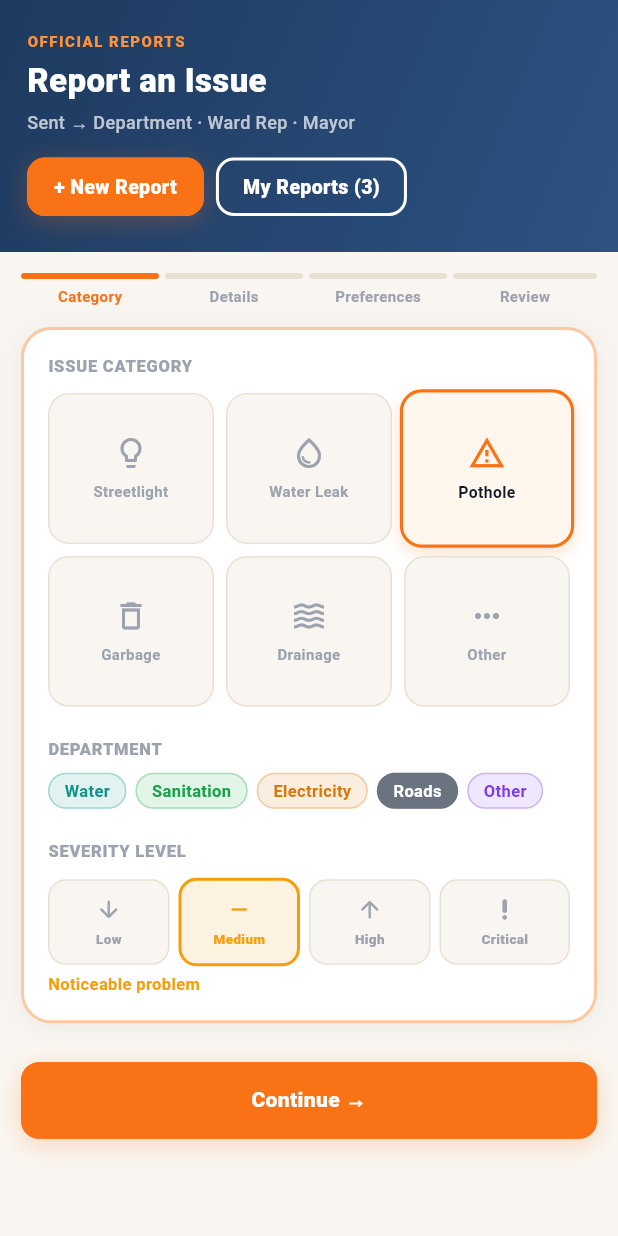
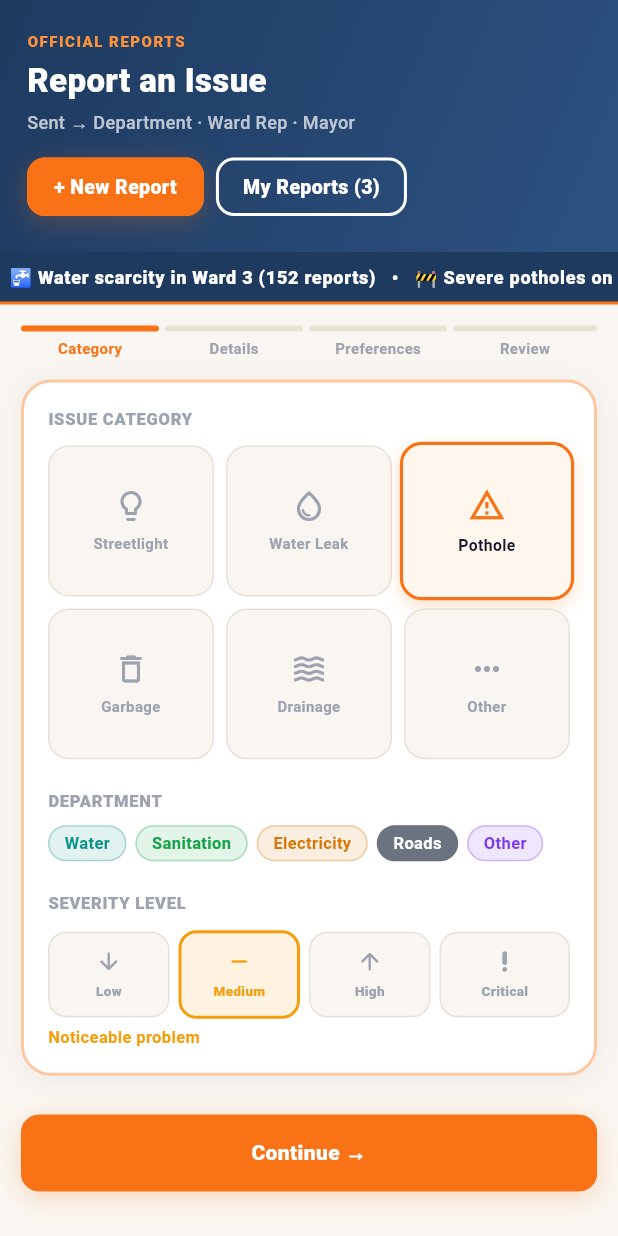
Before and after one commit to morereema168-hash/e_governance, a Flutter app: the ReportScreen widget shown alone on an empty page, opened directly with empty values, after a tap on "+ New Report", on a phone screen of 412 x 824 dp. Run offline on Flutter 3.47's test engine with Material 3 defaults, Android fonts, the phone set to English and light mode, and no system bars; Roboto replaces fonts that are missing (Nunito).

Commit message:
updates made in report screen

```diff
--- a/lib/screens/report_screen.dart
+++ b/lib/screens/report_screen.dart
@@ -19,6 +19,7 @@ import '../widgets/shared_widgets.dart';
 //   • Delete / withdraw a report (with undo snackbar)
 //   • Upvote similar issues
 //   • Summary analytics panel (wide layout)
+//   • LIVE NEWS TICKER for top trending issues
 // ─────────────────────────────────────────────────────────────────────────────
 
 class ReportScreen extends StatefulWidget {
@@ -32,9 +33,9 @@ class ReportScreen extends StatefulWidget {
 class _ReportScreenState extends State<ReportScreen> with TickerProviderStateMixin {
   // ── DATA ──────────────────────────────────────────────────────────────────
   final List<Report> myReports = [
-    Report(id: '1', dept: 'Water',     title: 'No water for 3 days',     desc: 'Ward 3 dry since Monday.',          status: 'Pending',     time: '1d ago',  ticket: '#8831', ward: 'Ward 3'),
-    Report(id: '2', dept: 'Roads',     title: 'Pothole near bus stop',   desc: 'Dangerous pothole on MG Road.',     status: 'In Progress', time: '2d ago',  ticket: '#8832', ward: 'Ward 3'),
-    Report(id: '3', dept: 'Sanitation',title: 'Open drain near school',  desc: 'Children at risk.',                  status: 'Resolved',    time: '3d ago',  ticket: '#8829', ward: 'Ward 3'),
+    Report(id: '1', dept: 'Water',     title: 'No water for 3 days',    desc: 'Ward 3 dry since Monday.',          status: 'Pending',     time: '1d ago',  ticket: '#8831', ward: 'Ward 3'),
+    Report(id: '2', dept: 'Roads',     title: 'Pothole near bus stop',  desc: 'Dangerous pothole on MG Road.',     status: 'In Progress', time: '2d ago',  ticket: '#8832', ward: 'Ward 3'),
+    Report(id: '3', dept: 'Sanitation',title: 'Open drain near school', desc: 'Children at risk.',                 status: 'Resolved',    time: '3d ago',  ticket: '#8829', ward: 'Ward 3'),
   ];
 
   // upvote counts keyed by report id
@@ -190,6 +191,9 @@ class _ReportScreenState extends State<ReportScreen> with TickerProviderStateMix
             ),
           ]),
         ),
+
+        // ── LIVE NEWS TICKER ──
+        const _TrendingTicker(),
 
         Padding(
           padding: EdgeInsets.all(isWide ? 24 : 14),
@@ -606,7 +610,7 @@ class _ReportScreenState extends State<ReportScreen> with TickerProviderStateMix
         final icon = t == 'Morning'   ? Icons.wb_sunny_outlined
                    : t == 'Afternoon' ? Icons.wb_cloudy_outlined
                    : t == 'Evening'   ? Icons.nights_stay_outlined
-                   :                   Icons.access_time;
+                   :                    Icons.access_time;
         return Expanded(child: Padding(
           padding: EdgeInsets.only(right: t != 'Anytime' ? 6 : 0),
           child: GestureDetector(
@@ -857,7 +861,7 @@ class _ReportScreenState extends State<ReportScreen> with TickerProviderStateMix
                         ),
                         child: const Row(mainAxisSize: MainAxisSize.min, children: [
                           Icon(Icons.close_rounded, size: 13, color: AppColors.grey),
-                          SizedBox(width: 4),
+                          const SizedBox(width: 4),
                           Text('Withdraw', style: TextStyle(fontSize: 11, fontFamily: 'Nunito', fontWeight: FontWeight.w700, color: AppColors.grey)),
                         ]),
                       ),
@@ -891,3 +895,78 @@ class _ReportScreenState extends State<ReportScreen> with TickerProviderStateMix
     }
   }
 }
+
+// ─────────────────────────────────────────────────────────────────────────────
+// NEW: LIVE NEWS TICKER WIDGET
+// ─────────────────────────────────────────────────────────────────────────────
+class _TrendingTicker extends StatefulWidget {
+  const _TrendingTicker();
+
+  @override
+  State<_TrendingTicker> createState() => _TrendingTickerState();
+}
+
+class _TrendingTickerState extends State<_TrendingTicker> with SingleTickerProviderStateMixin {
+  late AnimationController _controller;
+
+  // The string is repeated inside the builder to create an infinite loop effect
+  final String _text = "🚨 TOP ISSUES THIS WEEK:   •   🚰 Water scarcity in Ward 3 (152 reports)   •   🚧 Severe potholes on MG Road (89 reports)   •   💡 Streetlight outage in Ward 7 (45 reports)   •   🗑️ Missed garbage collection in Ward 1 (30 reports)        ";
+
+  @override
+  void initState() {
+    super.initState();
+    // 25 seconds for a full loop. Increase duration to slow it down.
+    _controller = AnimationController(vsync: this, duration: const Duration(seconds: 25))..repeat();
+  }
+
+  @override
+  void dispose() {
+    _controller.dispose();
+    super.dispose();
+  }
+
+  @override
+  Widget build(BuildContext context) {
+    return Container(
+      width: double.infinity,
+      padding: const EdgeInsets.symmetric(vertical: 8),
+      decoration: const BoxDecoration(
+        color: AppColors.navy, // Using navy for a premium news-ticker look
+        border: Border(
+          bottom: BorderSide(color: AppColors.orange, width: 2), // Accent strip
+        ),
+      ),
+      child: ClipRect(
+        child: SingleChildScrollView(
+          scrollDirection: Axis.horizontal,
+          physics: const NeverScrollableScrollPhysics(), // User shouldn't scroll it manually
+          child: AnimatedBuilder(
+            animation: _controller,
+            builder: (context, child) {
+              return FractionalTranslation(
+                // Translates exactly half the width of the row to make the duplicated text loop seamlessly
+                translation: Offset(-_controller.value * 0.5, 0),
+                child: child,
+              );
+            },
+            child: Row(
+              children: [
+                // We double the text here so the FractionalTranslation can loop perfectly
+                Text(
+                  _text + _text,
+                  style: const TextStyle(
+                    fontSize: 12,
+                    fontWeight: FontWeight.w800,
+                    color: Colors.white,
+                    fontFamily: 'Nunito',
+                    letterSpacing: 0.5
+                  ),
+                ),
+              ],
+            ),
+          ),
+        ),
+      ),
+    );
+  }
+}
```
